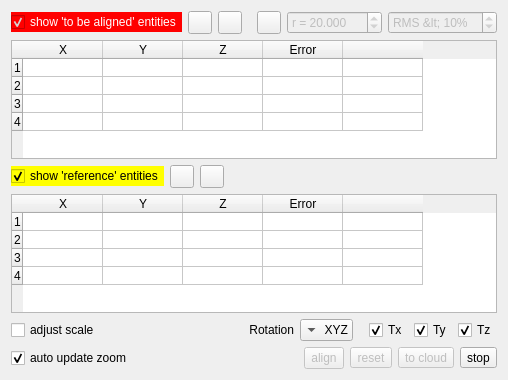
First picture: the form in qCC/ui_templates/pointPairRegistrationDlg.ui, repository CloudCompare/CloudCompare, before the edit.
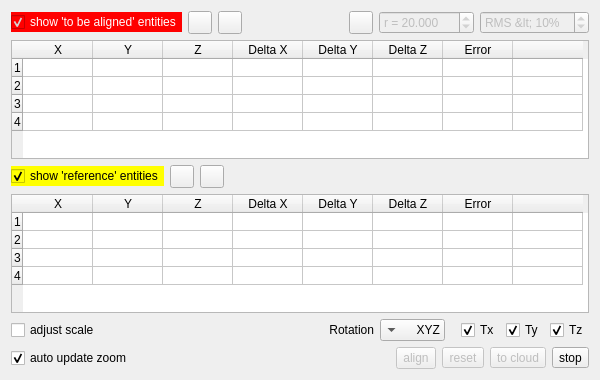
Second picture: the form after the edit. Icons and pictures are not drawn.

Commit message:
Point pair registration  (#1933)
* PointPairRegistration errors along axis

* support rotation NONE mode with point pair registration

* Dirty fix for PointPairRegistration if rotation is constrained.

* update changelog.

* add new errors to report, and make report uniformly seprated by ";" char.
add an empty column at the beginning so it can be just copy pasted to a excel sheet.

change Error {Axis} to Delta {Axis}.

* predefine Rid to eliminate unnecessary type conversion.

* Apply suggestions from code review

update changlog

---------

Patch:
```diff
--- a/qCC/ui_templates/pointPairRegistrationDlg.ui
+++ b/qCC/ui_templates/pointPairRegistrationDlg.ui
@@ -6,7 +6,7 @@
    <rect>
     <x>0</x>
     <y>0</y>
-    <width>508</width>
+    <width>600</width>
     <height>380</height>
    </rect>
   </property>
@@ -139,7 +139,7 @@
       <enum>QAbstractItemView::NoSelection</enum>
      </property>
      <attribute name="horizontalHeaderDefaultSectionSize">
-      <number>80</number>
+      <number>70</number>
      </attribute>
      <attribute name="verticalHeaderDefaultSectionSize">
       <number>18</number>
@@ -179,6 +179,21 @@
        <string notr="true">Z</string>
       </property>
      </column>
+     <column>
+      <property name="text">
+       <string>Delta X</string>
+      </property>
+     </column>
+       <column>
+      <property name="text">
+       <string>Delta Y</string>
+      </property>
+     </column>
+       <column>
+      <property name="text">
+       <string>Delta Z</string>
+      </property>
+     </column>
      <column>
       <property name="text">
        <string>Error</string>
@@ -249,7 +264,7 @@
       <enum>QAbstractItemView::NoSelection</enum>
      </property>
      <attribute name="horizontalHeaderDefaultSectionSize">
-      <number>80</number>
+      <number>70</number>
      </attribute>
      <attribute name="verticalHeaderDefaultSectionSize">
       <number>18</number>
@@ -289,6 +304,21 @@
        <string notr="true">Z</string>
       </property>
      </column>
+     <column>
+      <property name="text">
+       <string>Delta X</string>
+      </property>
+     </column>
+     <column>
+      <property name="text">
+       <string>Delta Y</string>
+      </property>
+     </column>
+     <column>
+      <property name="text">
+       <string>Delta Z</string>
+      </property>
+     </column>
      <column>
       <property name="text">
        <string>Error</string>
@@ -373,6 +403,11 @@
          <string notr="true">Z</string>
         </property>
        </item>
+       <item>
+        <property name="text">
+         <string notr="true">NONE</string>
+        </property>
+       </item>
       </widget>
      </item>
      <item>
```
The commit also changes 2 other files.
